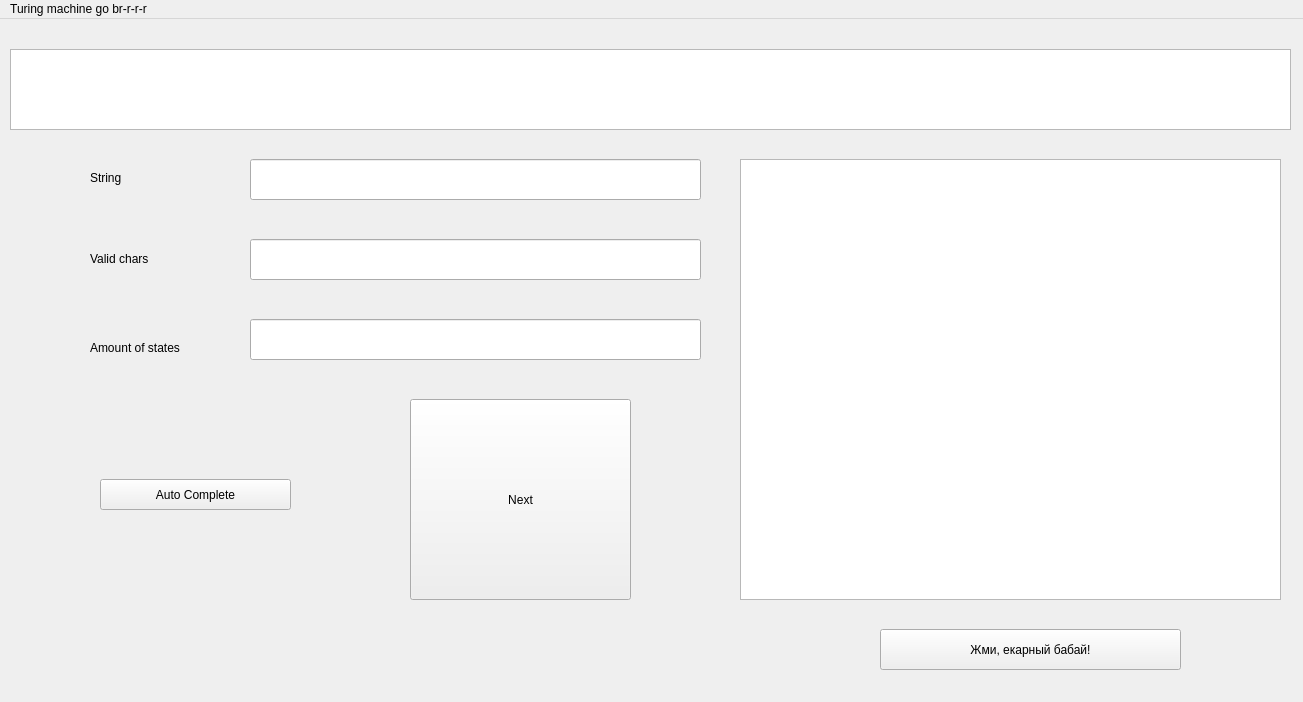
Above: mainwindow.ui from kostyastrong/Turing-Machine-School before the change. Below: the same form after it.
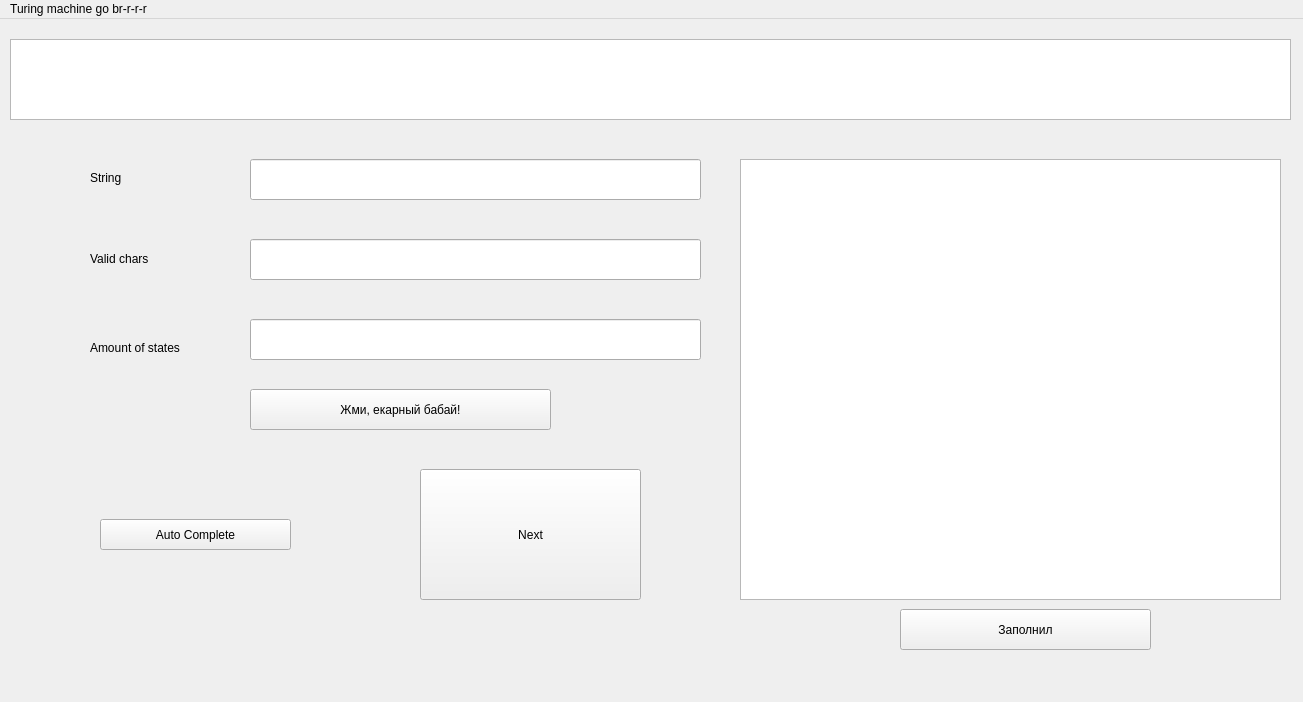
That is the form after the change.

```diff
--- a/mainwindow.ui
+++ b/mainwindow.ui
@@ -103,7 +103,7 @@
     <property name="geometry">
      <rect>
       <x>100</x>
-      <y>460</y>
+      <y>500</y>
       <width>191</width>
       <height>31</height>
      </rect>
@@ -115,10 +115,10 @@
    <widget class="QPushButton" name="nextAction">
     <property name="geometry">
      <rect>
-      <x>410</x>
-      <y>380</y>
+      <x>420</x>
+      <y>450</y>
       <width>221</width>
-      <height>201</height>
+      <height>131</height>
      </rect>
     </property>
     <property name="text">
@@ -128,8 +128,8 @@
    <widget class="QPushButton" name="newMachine">
     <property name="geometry">
      <rect>
-      <x>880</x>
-      <y>610</y>
+      <x>250</x>
+      <y>370</y>
       <width>301</width>
       <height>41</height>
      </rect>
@@ -142,12 +142,25 @@
     <property name="geometry">
      <rect>
       <x>10</x>
-      <y>30</y>
+      <y>20</y>
       <width>1281</width>
       <height>81</height>
      </rect>
     </property>
    </widget>
+   <widget class="QPushButton" name="pushButton">
+    <property name="geometry">
+     <rect>
+      <x>900</x>
+      <y>590</y>
+      <width>251</width>
+      <height>41</height>
+     </rect>
+    </property>
+    <property name="text">
+     <string>Заполнил</string>
+    </property>
+   </widget>
   </widget>
   <widget class="QMenuBar" name="menubar">
    <property name="geometry">
```
